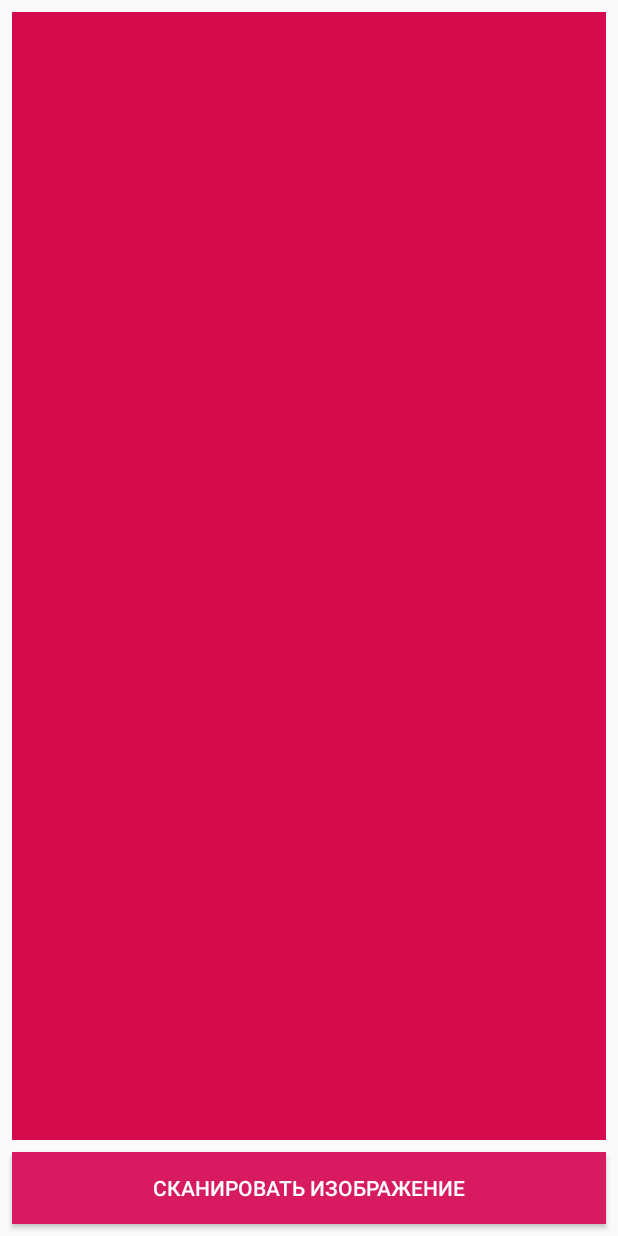
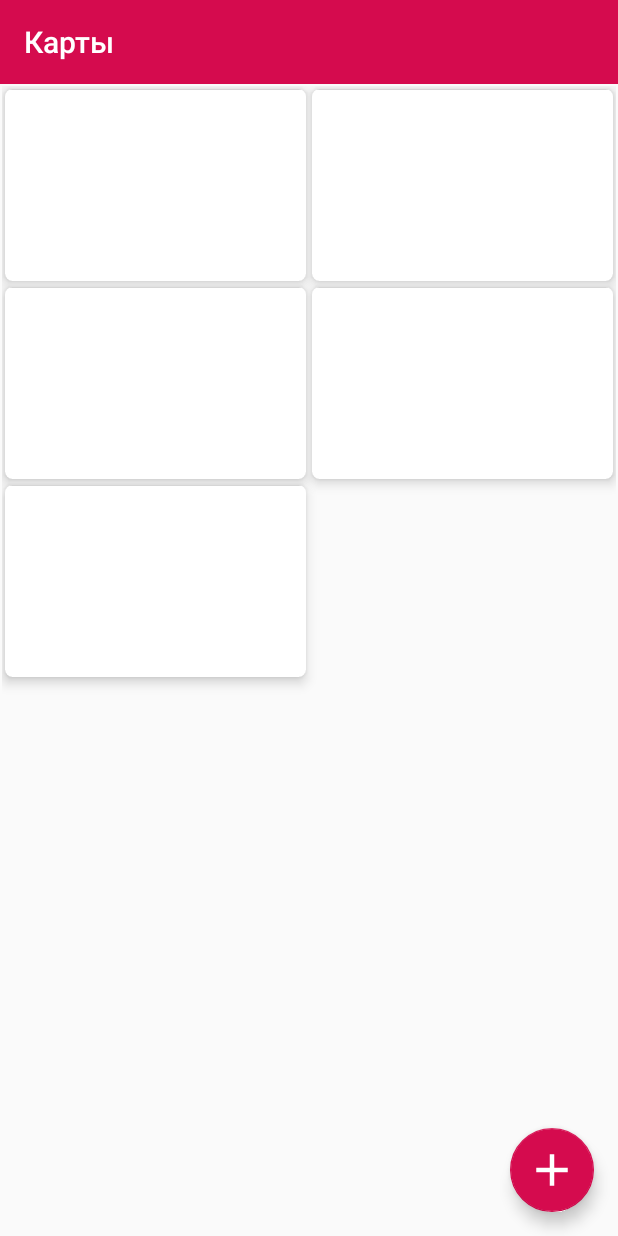
Before and after one commit to VitalyPeryatin/Hackaton, an Android app: the screen it shows after launch (OverviewCardActivity before the commit, MainActivity after it), on a phone screen of 412 x 824 dp. Run offline under Robolectric (Android 15) with nearby library versions, the phone set to English and light mode, and no system bars; our stand-ins replace Picasso, Room's generated code.

Commit message:
some renamings

```diff
--- a/app/src/main/java/com/infinity_coder/hackatonapp/AdapterCard.kt
+++ /dev/null
@@ -1,3 +0,0 @@
-package com.infinity_coder.hackatonapp
-
-data class AdapterCard (var id :String, var path: String)
--- a/app/src/main/java/com/infinity_coder/hackatonapp/presentation/card_overview/view/OverviewCardActivity.kt
+++ b/app/src/main/java/com/infinity_coder/hackatonapp/presentation/card_overview/view/OverviewCardActivity.kt
@@ -11,6 +11,7 @@ import com.infinity_coder.hackatonapp.presentation.scan.view.ScanActivity
 import com.squareup.picasso.Picasso
 import kotlinx.android.synthetic.main.activity_overview_card.*
 import java.io.File
+
 
 class OverviewCardActivity: AppCompatActivity() {
     override fun onCreate(savedInstanceState: Bundle?) {
--- a/app/src/main/java/com/infinity_coder/hackatonapp/custom_ui/CardView.kt
+++ b/app/src/main/java/com/infinity_coder/hackatonapp/presentation/custom_ui/CardView.kt
@@ -1,4 +1,4 @@
-package com.infinity_coder.hackatonapp.custom_ui
+package com.infinity_coder.hackatonapp.presentation.custom_ui
 
 import android.content.Context
 import android.util.AttributeSet
--- a/app/src/main/java/com/infinity_coder/hackatonapp/RecyclerCardAdapter.kt
+++ b/app/src/main/java/com/infinity_coder/hackatonapp/presentation/main/adapter/RecyclerCardAdapter.kt
@@ -1,13 +1,14 @@
-package com.infinity_coder.hackatonapp
+package com.infinity_coder.hackatonapp.presentation.main.adapter
 
 import android.content.Context
 import android.view.LayoutInflater
 import android.view.View
 import android.view.ViewGroup
 import androidx.recyclerview.widget.RecyclerView
+import com.infinity_coder.hackatonapp.R
+import com.infinity_coder.hackatonapp.data.db.entity.AdapterCard
 import com.squareup.picasso.Picasso
 import kotlinx.android.synthetic.main.item_mycard.view.*
-import java.io.File
 
 
 class RecyclerCardAdapter(private val listener: Listener, context: Context) :RecyclerView.Adapter<RecyclerCardAdapter.CardViewHolder>() {
@@ -38,14 +39,14 @@ class RecyclerCardAdapter(private val listener: Listener, context: Context) :Rec
 
 
     interface Listener{
-        fun onClick(id: String)
+        fun onClick(number: String)
     }
 
     inner class CardViewHolder(view: View, private val listener: Listener) : RecyclerView.ViewHolder(view){
         val image = view.imageCard!!
 
         init{
-            view.setOnClickListener{listener.onClick(cardList[layoutPosition].id)}
+            view.setOnClickListener{listener.onClick(cardList[layoutPosition].number)}
 
         }
 
--- a/app/src/main/java/com/infinity_coder/hackatonapp/presentation/main/view/MainActivity.kt
+++ b/app/src/main/java/com/infinity_coder/hackatonapp/presentation/main/view/MainActivity.kt
@@ -1,13 +1,34 @@
 package com.infinity_coder.hackatonapp.presentation.main.view
 
+import android.content.Intent
 import android.os.Bundle
 import androidx.appcompat.app.AppCompatActivity
+import androidx.recyclerview.widget.GridLayoutManager
 import com.infinity_coder.hackatonapp.R
+import com.infinity_coder.hackatonapp.presentation.main.adapter.RecyclerCardAdapter
+import com.infinity_coder.hackatonapp.presentation.scan.view.ScanActivity
+import kotlinx.android.synthetic.main.activity_main.*
 
-class MainActivity : AppCompatActivity() {
+class MainActivity : AppCompatActivity(), RecyclerCardAdapter.Listener {
+    override fun onClick(number: String) {
+        startActivity(Intent(this,ScanActivity::class.java))
+    }
+
 
     override fun onCreate(savedInstanceState: Bundle?) {
         super.onCreate(savedInstanceState)
         setContentView(R.layout.activity_main)
+
+        recyclerCards.layoutManager = GridLayoutManager(this,2)
+
+        recyclerCards.adapter = RecyclerCardAdapter(this, this)
+
+
+        fabAdd.setOnClickListener{
+            startActivity(Intent(this,ScanActivity::class.java))
+
+        }
     }
+
+
 }
--- a/app/src/main/res/layout/activity_main.xml
+++ b/app/src/main/res/layout/activity_main.xml
@@ -5,7 +5,7 @@
         xmlns:app="http://schemas.android.com/apk/res-auto"
         android:layout_width="match_parent"
         android:layout_height="match_parent"
-        tools:context=".MainActivity">
+        tools:context=".presentation.main.view.MainActivity">
 
     <androidx.appcompat.widget.Toolbar
             android:id="@+id/toolbar"
--- a/app/src/main/res/layout/activity_overview_card.xml
+++ b/app/src/main/res/layout/activity_overview_card.xml
@@ -1,11 +1,9 @@
 <?xml version="1.0" encoding="utf-8"?>
 <androidx.constraintlayout.widget.ConstraintLayout
         xmlns:android="http://schemas.android.com/apk/res/android"
-        xmlns:tools="http://schemas.android.com/tools"
         xmlns:app="http://schemas.android.com/apk/res-auto"
         android:layout_width="match_parent"
-        android:layout_height="match_parent"
-        tools:context=".presentation.main.view.MainActivity">
+        android:layout_height="match_parent">
 
     <Button
             android:text="Сканировать изображение"
--- a/app/src/main/res/layout/item_mycard.xml
+++ b/app/src/main/res/layout/item_mycard.xml
@@ -1,6 +1,6 @@
 <?xml version="1.0" encoding="utf-8"?>
 
-<com.infinity_coder.hackatonapp.custom_ui.CardView xmlns:android="http://schemas.android.com/apk/res/android"
+<com.infinity_coder.hackatonapp.presentation.custom_ui.CardView xmlns:android="http://schemas.android.com/apk/res/android"
                                                                 xmlns:app="http://schemas.android.com/apk/res-auto"
                                                                 xmlns:tools="http://schemas.android.com/tools"
                                                                 android:layout_width="match_parent"
@@ -12,4 +12,4 @@
             android:layout_width="match_parent"
             android:layout_height="wrap_content" tools:srcCompat="@tools:sample/backgrounds/scenic"
             android:id="@+id/imageCard" android:contentDescription="@string/descriptionCard"/>
-</com.infinity_coder.hackatonapp.custom_ui.CardView>
+</com.infinity_coder.hackatonapp.presentation.custom_ui.CardView>
```
Also changed, not shown: app/src/main/AndroidManifest.xml (+6 -5 lines), app/src/main/java/com/infinity_coder/hackatonapp/MainActivity.kt (deleted, +0 -34 lines). Lines whose indentation alone changed are shown as unchanged.
